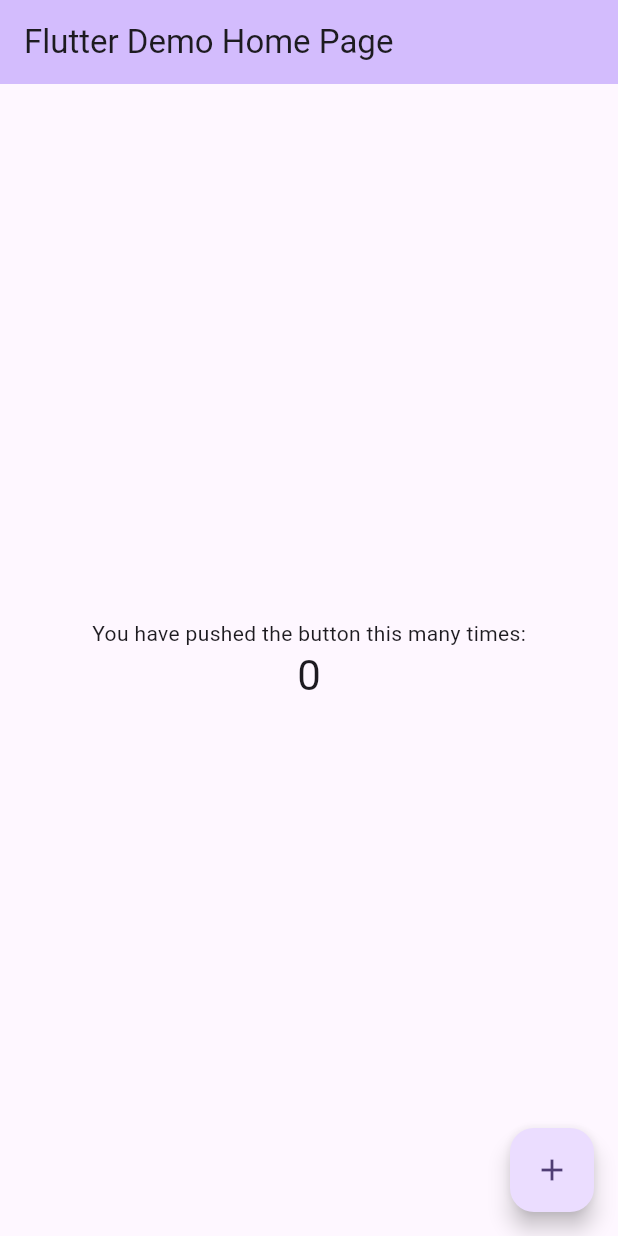
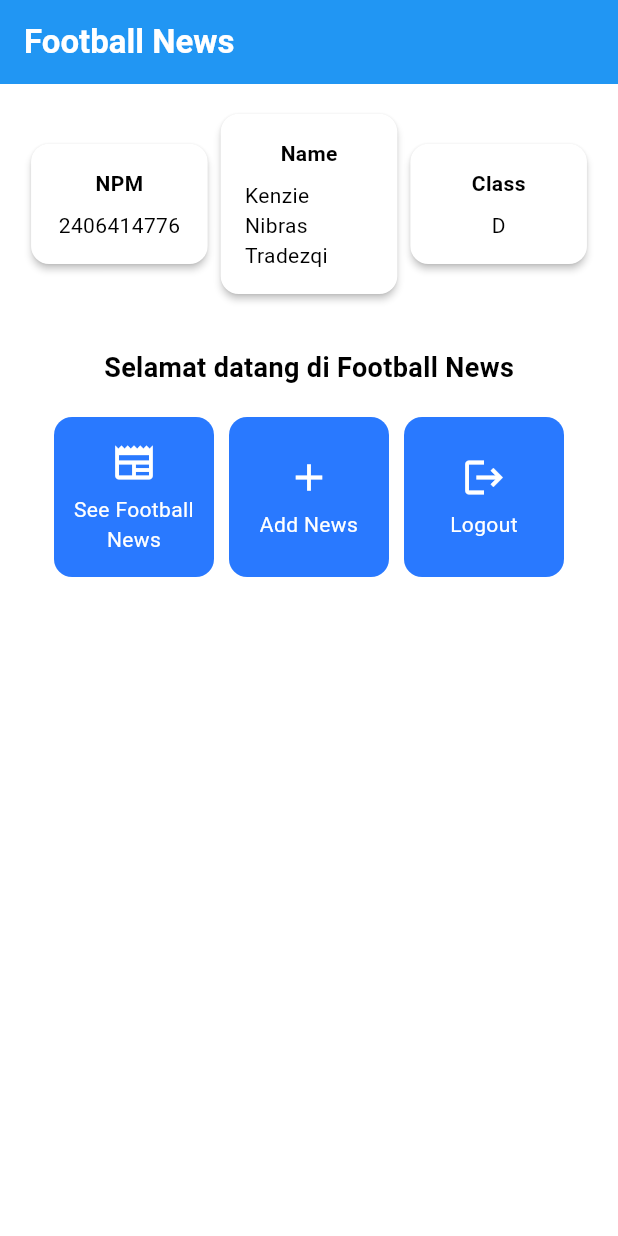
Before and after one commit to kenziebras/football-news-mobile, a Flutter app: the screen it shows after launch, on a phone screen of 412 x 824 dp. Run offline on Flutter 3.47's test engine with Material 3 defaults, Android fonts, the phone set to English and light mode, and no system bars.

Commit message:
Tutorial 6

```diff
--- a/lib/main.dart
+++ b/lib/main.dart
@@ -1,4 +1,5 @@
 import 'package:flutter/material.dart';
+import 'package:football_news/menu.dart';
 
 void main() {
   runApp(const MyApp());
@@ -28,95 +29,10 @@ class MyApp extends StatelessWidget {
         //
         // This works for code too, not just values: Most code changes can be
         // tested with just a hot reload.
-        colorScheme: ColorScheme.fromSeed(seedColor: Colors.deepPurple),
+        colorScheme: ColorScheme.fromSwatch(primarySwatch: Colors.blue)
+        .copyWith(secondary: Colors.blueAccent[400]),
       ),
-      home: const MyHomePage(title: 'Flutter Demo Home Page'),
+      home: MyHomePage(colorScheme: ColorScheme.fromSwatch(primarySwatch: Colors.blue).copyWith(secondary: Colors.blueAccent[400])),
     );
   }
 }
-
-class MyHomePage extends StatefulWidget {
-  const MyHomePage({super.key, required this.title});
-
-  // This widget is the home page of your application. It is stateful, meaning
-  // that it has a State object (defined below) that contains fields that affect
-  // how it looks.
-
-  // This class is the configuration for the state. It holds the values (in this
-  // case the title) provided by the parent (in this case the App widget) and
-  // used by the build method of the State. Fields in a Widget subclass are
-  // always marked "final".
-
-  final String title;
-
-  @override
-  State<MyHomePage> createState() => _MyHomePageState();
-}
-
-class _MyHomePageState extends State<MyHomePage> {
-  int _counter = 0;
-
-  void _incrementCounter() {
-    setState(() {
-      // This call to setState tells the Flutter framework that something has
-      // changed in this State, which causes it to rerun the build method below
-      // so that the display can reflect the updated values. If we changed
-      // _counter without calling setState(), then the build method would not be
-      // called again, and so nothing would appear to happen.
-      _counter++;
-    });
-  }
-
-  @override
-  Widget build(BuildContext context) {
-    // This method is rerun every time setState is called, for instance as done
-    // by the _incrementCounter method above.
-    //
-    // The Flutter framework has been optimized to make rerunning build methods
-    // fast, so that you can just rebuild anything that needs updating rather
-    // than having to individually change instances of widgets.
-    return Scaffold(
-      appBar: AppBar(
-        // TRY THIS: Try changing the color here to a specific color (to
-        // Colors.amber, perhaps?) and trigger a hot reload to see the AppBar
-        // change color while the other colors stay the same.
-        backgroundColor: Theme.of(context).colorScheme.inversePrimary,
-        // Here we take the value from the MyHomePage object that was created by
-        // the App.build method, and use it to set our appbar title.
-        title: Text(widget.title),
-      ),
-      body: Center(
-        // Center is a layout widget. It takes a single child and positions it
-        // in the middle of the parent.
-        child: Column(
-          // Column is also a layout widget. It takes a list of children and
-          // arranges them vertically. By default, it sizes itself to fit its
-          // children horizontally, and tries to be as tall as its parent.
-          //
-          // Column has various properties to control how it sizes itself and
-          // how it positions its children. Here we use mainAxisAlignment to
-          // center the children vertically; the main axis here is the vertical
-          // axis because Columns are vertical (the cross axis would be
-          // horizontal).
-          //
-          // TRY THIS: Invoke "debug painting" (choose the "Toggle Debug Paint"
-          // action in the IDE, or press "p" in the console), to see the
-          // wireframe for each widget.
-          mainAxisAlignment: MainAxisAlignment.center,
-          children: <Widget>[
-            const Text('You have pushed the button this many times:'),
-            Text(
-              '$_counter',
-              style: Theme.of(context).textTheme.headlineMedium,
-            ),
-          ],
-        ),
-      ),
-      floatingActionButton: FloatingActionButton(
-        onPressed: _incrementCounter,
-        tooltip: 'Increment',
-        child: const Icon(Icons.add),
-      ), // This trailing comma makes auto-formatting nicer for build methods.
-    );
-  }
-}
--- /dev/null
+++ b/lib/menu.dart
@@ -0,0 +1,188 @@
+import 'package:flutter/material.dart';
+
+class MyHomePage extends StatelessWidget {
+  MyHomePage({super.key, required ColorScheme colorScheme});
+
+  final String nama = "Kenzie Nibras Tradezqi"; //nama
+  final String npm = "2406414776"; //npm
+  final String kelas = "D"; //kelas
+
+  final List<ItemHomepage> items = [
+    ItemHomepage("See Football News", Icons.newspaper),
+    ItemHomepage("Add News", Icons.add),
+    ItemHomepage("Logout", Icons.logout),
+  ];
+
+  @override
+    Widget build(BuildContext context) {
+    // Scaffold menyediakan struktur dasar halaman dengan AppBar dan body.
+    return Scaffold(
+      // AppBar adalah bagian atas halaman yang menampilkan judul.
+      appBar: AppBar(
+        // Judul aplikasi "Football News" dengan teks putih dan tebal.
+        title: const Text(
+          'Football News',
+          style: TextStyle(
+            color: Colors.white,
+            fontWeight: FontWeight.bold,
+          ),
+        ),
+        // Warna latar belakang AppBar diambil dari skema warna tema aplikasi.
+        backgroundColor: Theme.of(context).colorScheme.primary,
+      ),
+      // Body halaman dengan padding di sekelilingnya.
+      body: Padding(
+        padding: const EdgeInsets.all(16.0),
+        // Menyusun widget secara vertikal dalam sebuah kolom.
+        child: Column(
+          crossAxisAlignment: CrossAxisAlignment.center,
+          children: [
+            // Row untuk menampilkan 3 InfoCard secara horizontal.
+            Row(
+              mainAxisAlignment: MainAxisAlignment.spaceEvenly,
+              children: [
+                InfoCard(title: 'NPM', content: npm),
+                InfoCard(title: 'Name', content: nama),
+                InfoCard(title: 'Class', content: kelas),
+              ],
+            ),
+
+            // Memberikan jarak vertikal 16 unit.
+            const SizedBox(height: 16.0),
+
+            // Menempatkan widget berikutnya di tengah halaman.
+            Center(
+              child: Column(
+                // Menyusun teks dan grid item secara vertikal.
+
+                children: [
+                  // Menampilkan teks sambutan dengan gaya tebal dan ukuran 18.
+                  const Padding(
+                    padding: EdgeInsets.only(top: 16.0),
+                    child: Text(
+                      'Selamat datang di Football News',
+                      style: TextStyle(
+                        fontWeight: FontWeight.bold,
+                        fontSize: 18.0,
+                      ),
+                    ),
+                  ),
+
+                  // Grid untuk menampilkan ItemCard dalam bentuk grid 3 kolom.
+                  GridView.count(
+                    primary: true,
+                    padding: const EdgeInsets.all(20),
+                    crossAxisSpacing: 10,
+                    mainAxisSpacing: 10,
+                    crossAxisCount: 3,
+                    // Agar grid menyesuaikan tinggi kontennya.
+                    shrinkWrap: true,
+
+                    // Menampilkan ItemCard untuk setiap item dalam list items.
+                    children: items.map((ItemHomepage item) {
+                      return ItemCard(item);
+                    }).toList(),
+                  ),
+                ],
+              ),
+            ),
+          ],
+        ),
+      ),
+    );
+  }
+}
+
+class InfoCard extends StatelessWidget {
+  // Kartu informasi yang menampilkan title dan content.
+
+  final String title;  // Judul kartu.
+  final String content;  // Isi kartu.
+
+  const InfoCard({super.key, required this.title, required this.content});
+
+  @override
+  Widget build(BuildContext context) {
+    return Card(
+      // Membuat kotak kartu dengan bayangan dibawahnya.
+      elevation: 2.0,
+      child: Container(
+        // Mengatur ukuran dan jarak di dalam kartu.
+        width: MediaQuery.of(context).size.width / 3.5, // menyesuaikan dengan lebar device yang digunakan.
+        padding: const EdgeInsets.all(16.0),
+        // Menyusun title dan content secara vertikal.
+        child: Column(
+          children: [
+            Text(
+              title,
+              style: const TextStyle(fontWeight: FontWeight.bold),
+            ),
+            const SizedBox(height: 8.0),
+            Text(content),
+          ],
+        ),
+      ),
+    );
+  }
+}
+
+class ItemHomepage {
+  final String name;
+  final IconData icon;
+
+  ItemHomepage(this.name, this.icon);
+}
+
+class ItemCard extends StatelessWidget {
+  // Menampilkan kartu dengan ikon dan nama.
+
+  final ItemHomepage item;
+
+  const ItemCard(this.item, {super.key});
+
+  @override
+  Widget build(BuildContext context) {
+    return Material(
+      // Menentukan warna latar belakang dari tema aplikasi.
+      color: Theme.of(context).colorScheme.secondary,
+      // Membuat sudut kartu melengkung.
+      borderRadius: BorderRadius.circular(12),
+
+      child: InkWell(
+        // Aksi ketika kartu ditekan.
+        onTap: () {
+          // Menampilkan pesan SnackBar saat kartu ditekan.
+          ScaffoldMessenger.of(context)
+            ..hideCurrentSnackBar()
+            ..showSnackBar(
+              SnackBar(content: Text("Kamu telah menekan tombol ${item.name}!"))
+            );
+        },
+        // Container untuk menyimpan Icon dan Text
+        child: Container(
+          padding: const EdgeInsets.all(8),
+          child: Center(
+            child: Column(
+              // Menyusun ikon dan teks di tengah kartu.
+              mainAxisAlignment: MainAxisAlignment.center,
+              children: [
+                Icon(
+                  item.icon,
+                  color: Colors.white,
+                  size: 30.0,
+                ),
+                const Padding(padding: EdgeInsets.all(3)),
+                Text(
+                  item.name,
+                  textAlign: TextAlign.center,
+                  style: const TextStyle(color: Colors.white),
+                ),
+              ],
+            ),
+          ),
+        ),
+      ),
+    );
+  }
+
+}
```
